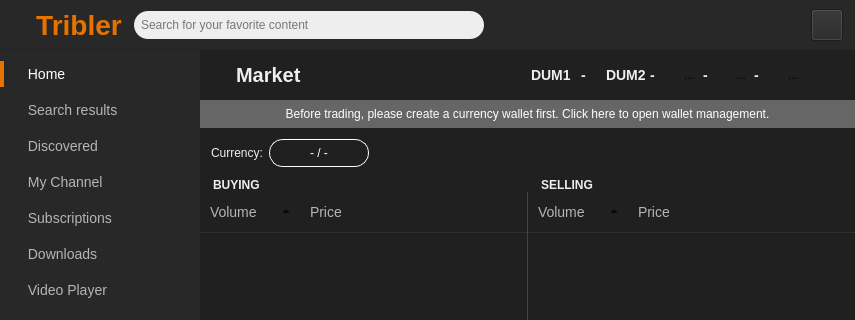
vwigmore/tribler, file TriblerGUI/qt_resources/mainwindow.ui: the form before one commit; both pictures show x 0 to 855 and y 0 to 320 of the 855 by 655 pixel window.
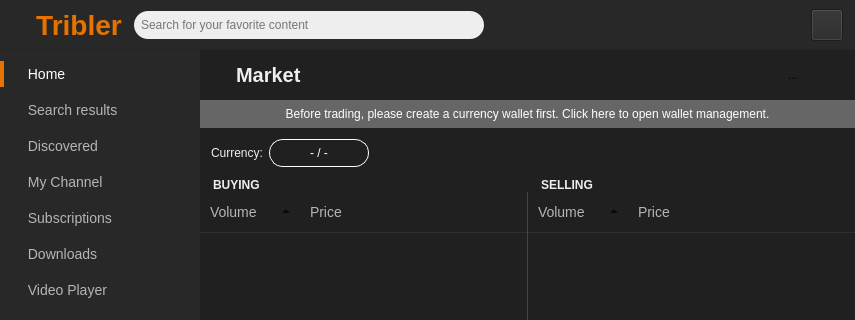
The form after the commit. Icons and pictures are not drawn. Custom widgets are drawn as their Qt base class.

Commit message: Updated currency boxes on market page

```diff
--- a/TriblerGUI/qt_resources/mainwindow.ui
+++ b/TriblerGUI/qt_resources/mainwindow.ui
@@ -9327,238 +9327,6 @@
                </property>
               </widget>
              </item>
-             <item>
-              <widget class="QLabel" name="label_67">
-               <property name="toolTip">
-                <string>Dummy 1</string>
-               </property>
-               <property name="styleSheet">
-                <string notr="true">font-weight: bold; font-size: 14px;</string>
-               </property>
-               <property name="text">
-                <string>DUM1</string>
-               </property>
-              </widget>
-             </item>
-             <item>
-              <spacer name="horizontalSpacer_88">
-               <property name="orientation">
-                <enum>Qt::Horizontal</enum>
-               </property>
-               <property name="sizeType">
-                <enum>QSizePolicy::Fixed</enum>
-               </property>
-               <property name="sizeHint" stdset="0">
-                <size>
-                 <width>10</width>
-                 <height>20</height>
-                </size>
-               </property>
-              </spacer>
-             </item>
-             <item>
-              <widget class="QLabel" name="dum1_amount_label">
-               <property name="styleSheet">
-                <string notr="true">font-weight: bold; font-size: 14px;</string>
-               </property>
-               <property name="text">
-                <string>-</string>
-               </property>
-              </widget>
-             </item>
-             <item>
-              <spacer name="horizontalSpacer_87">
-               <property name="orientation">
-                <enum>Qt::Horizontal</enum>
-               </property>
-               <property name="sizeType">
-                <enum>QSizePolicy::Fixed</enum>
-               </property>
-               <property name="sizeHint" stdset="0">
-                <size>
-                 <width>20</width>
-                 <height>20</height>
-                </size>
-               </property>
-              </spacer>
-             </item>
-             <item>
-              <widget class="QLabel" name="label_65">
-               <property name="toolTip">
-                <string>Dummy 2</string>
-               </property>
-               <property name="styleSheet">
-                <string notr="true">font-weight: bold; font-size: 14px;</string>
-               </property>
-               <property name="text">
-                <string>DUM2</string>
-               </property>
-              </widget>
-             </item>
-             <item>
-              <spacer name="horizontalSpacer_74">
-               <property name="orientation">
-                <enum>Qt::Horizontal</enum>
-               </property>
-               <property name="sizeType">
-                <enum>QSizePolicy::Minimum</enum>
-               </property>
-               <property name="sizeHint" stdset="0">
-                <size>
-                 <width>4</width>
-                 <height>20</height>
-                </size>
-               </property>
-              </spacer>
-             </item>
-             <item>
-              <widget class="QLabel" name="dum2_amount_label">
-               <property name="styleSheet">
-                <string notr="true">font-weight: bold; font-size: 14px;</string>
-               </property>
-               <property name="text">
-                <string>-</string>
-               </property>
-              </widget>
-             </item>
-             <item>
-              <spacer name="horizontalSpacer_73">
-               <property name="orientation">
-                <enum>Qt::Horizontal</enum>
-               </property>
-               <property name="sizeType">
-                <enum>QSizePolicy::Minimum</enum>
-               </property>
-               <property name="sizeHint" stdset="0">
-                <size>
-                 <width>20</width>
-                 <height>20</height>
-                </size>
-               </property>
-              </spacer>
-             </item>
-             <item>
-              <widget class="QToolButton" name="toolButton_4">
-               <property name="minimumSize">
-                <size>
-                 <width>28</width>
-                 <height>28</height>
-                </size>
-               </property>
-               <property name="maximumSize">
-                <size>
-                 <width>28</width>
-                 <height>28</height>
-                </size>
-               </property>
-               <property name="toolTip">
-                <string>Tribler reputation</string>
-               </property>
-               <property name="styleSheet">
-                <string notr="true">border: none;</string>
-               </property>
-               <property name="text">
-                <string>...</string>
-               </property>
-               <property name="icon">
-                <iconset>
-                 <normaloff>../images/trust.png</normaloff>../images/trust.png</iconset>
-               </property>
-               <property name="iconSize">
-                <size>
-                 <width>20</width>
-                 <height>20</height>
-                </size>
-               </property>
-              </widget>
-             </item>
-             <item>
-              <widget class="QLabel" name="net_score_label">
-               <property name="styleSheet">
-                <string notr="true">font-weight: bold; font-size: 14px;</string>
-               </property>
-               <property name="text">
-                <string>-</string>
-               </property>
-              </widget>
-             </item>
-             <item>
-              <spacer name="horizontalSpacer_72">
-               <property name="orientation">
-                <enum>Qt::Horizontal</enum>
-               </property>
-               <property name="sizeType">
-                <enum>QSizePolicy::Fixed</enum>
-               </property>
-               <property name="sizeHint" stdset="0">
-                <size>
-                 <width>20</width>
-                 <height>20</height>
-                </size>
-               </property>
-              </spacer>
-             </item>
-             <item>
-              <widget class="QToolButton" name="toolButton_2">
-               <property name="minimumSize">
-                <size>
-                 <width>26</width>
-                 <height>28</height>
-                </size>
-               </property>
-               <property name="maximumSize">
-                <size>
-                 <width>26</width>
-                 <height>28</height>
-                </size>
-               </property>
-               <property name="toolTip">
-                <string>Bitcoin</string>
-               </property>
-               <property name="styleSheet">
-                <string notr="true">border: none;</string>
-               </property>
-               <property name="text">
-                <string>...</string>
-               </property>
-               <property name="icon">
-                <iconset>
-                 <normaloff>../images/bitcoin.png</normaloff>../images/bitcoin.png</iconset>
-               </property>
-               <property name="iconSize">
-                <size>
-                 <width>22</width>
-                 <height>22</height>
-                </size>
-               </property>
-              </widget>
-             </item>
-             <item>
-              <widget class="QLabel" name="btc_amount_label">
-               <property name="styleSheet">
-                <string notr="true">font-weight: bold; font-size: 14px;</string>
-               </property>
-               <property name="text">
-                <string>-</string>
-               </property>
-              </widget>
-             </item>
-             <item>
-              <spacer name="horizontalSpacer_71">
-               <property name="orientation">
-                <enum>Qt::Horizontal</enum>
-               </property>
-               <property name="sizeType">
-                <enum>QSizePolicy::Fixed</enum>
-               </property>
-               <property name="sizeHint" stdset="0">
-                <size>
-                 <width>20</width>
-                 <height>20</height>
-                </size>
-               </property>
-              </spacer>
-             </item>
              <item>
               <widget class="QToolButton" name="market_wallets_button">
                <property name="minimumSize">
```
Left out of the diff: 2 changed lines with no effect on the pictures. The commit also changes 2 other files.
